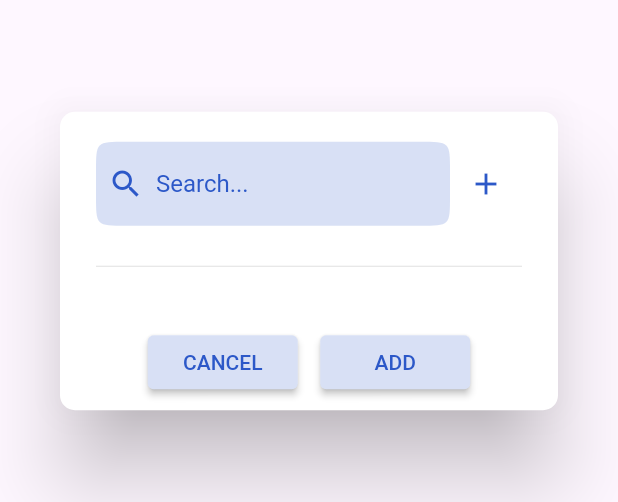
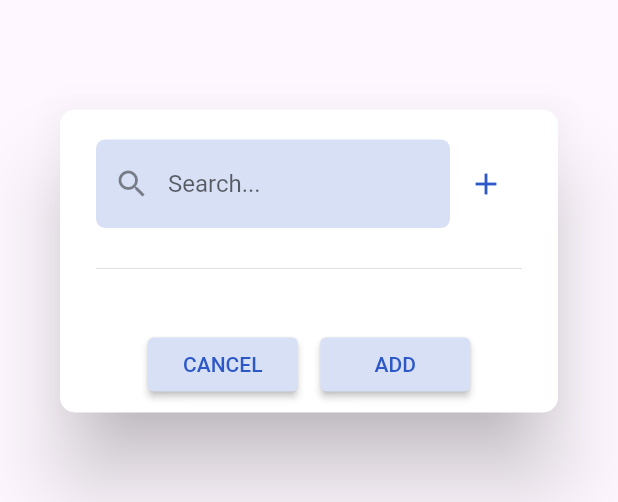
Before and after one commit to siribsandnes/IDATA2503_finalProject, a Flutter app: the AddExerciseDialog widget shown alone on an empty page, opened directly, on a phone screen of 412 x 824 dp. Shown: the part 357-859 px from the top of the screen. Run offline on Flutter 3.47's test engine with Material 2 defaults, Android fonts, the phone set to English and light mode, and no system bars; our stand-ins replace cloud_firestore, curved_navigation_bar, firebase_auth, firebase_core, flutter_riverpod, google_fonts and 1 more; missing offline and left inert: dart:ffi; accounts and stored records are empty; network calls fail.

Commit message:
made searchbar functional

```diff
--- a/lib/widgets/new_workout/add_exercise_dialog.dart
+++ b/lib/widgets/new_workout/add_exercise_dialog.dart
@@ -19,12 +19,39 @@ class AddExerciseDialog extends StatefulWidget {
 class _AddExerciseDialogState extends State<AddExerciseDialog> {
   List<Exercise> exercises = []; // NEEDS TO GET EXERCISES FROM DATABASE
   List<Exercise> addedExercises = [];
+  List<Exercise> _originalExercises = [];
+
+  late TextEditingController _searchController;
 
   @override
   void initState() {
     // TODO: implement initState
     super.initState();
     _loadExercises();
+    _searchController = TextEditingController();
+  }
+
+  @override
+  void dispose() {
+    _searchController.dispose();
+    super.dispose();
+  }
+
+  void _filterExercises(String searchText) {
+    setState(() {
+      if (searchText.isEmpty) {
+        // If the search text is empty, reset to the original exercises list
+        exercises = List.from(_originalExercises);
+      } else {
+        // Filter the original exercises list based on the search text
+        exercises = _originalExercises.where((exercise) {
+          return exercise
+              .getName()
+              .toLowerCase()
+              .contains(searchText.toLowerCase());
+        }).toList();
+      }
+    });
   }
 
   Future _loadExercises() async {
@@ -59,15 +86,14 @@ class _AddExerciseDialogState extends State<AddExerciseDialog> {
         case 'Chest':
           bodyPart = BodyPart.Chest;
           break;
-        // Add other cases for additional body parts
         default:
-          // Handle a default case if needed
-          bodyPart = BodyPart.Arms; // For example, setting a default value
+          bodyPart = BodyPart.Arms;
       }
       Exercise exercise = Exercise(
           name: loadedExercise.value["name"], bodyPart: bodyPart, sets: []);
       setState(() {
         exercises.add(exercise);
+        _originalExercises = List.from(exercises);
       });
     }
   }
@@ -179,25 +205,23 @@ class _AddExerciseDialogState extends State<AddExerciseDialog> {
                     Row(
                       children: <Widget>[
                         Expanded(
-                          child: SearchBar(
-                            textStyle: const MaterialStatePropertyAll(
-                              TextStyle(
-                                  color: Color.fromARGB(255, 44, 88, 200)),
+                          child: TextFormField(
+                            controller: _searchController,
+                            onChanged: (value) {
+                              _filterExercises(value);
+                            },
+                            decoration: InputDecoration(
+                              hintText: "Search...",
+                              prefixIcon: Icon(Icons.search),
+                              border: OutlineInputBorder(
+                                borderSide: BorderSide
+                                    .none, // Remove the color of the border
+                                borderRadius: BorderRadius.circular(
+                                    6), // Optional border radius
+                              ),
+                              filled: true,
+                              fillColor: Color.fromARGB(255, 216, 224, 245),
                             ),
-                            leading: const Icon(
-                              Icons.search,
-                              color: Color.fromARGB(255, 44, 88, 200),
-                            ),
-                            hintText: "Search...",
-                            elevation: MaterialStatePropertyAll(0),
-                            shape: MaterialStateProperty.all(
-                              const ContinuousRectangleBorder(
-                                borderRadius:
-                                    BorderRadius.all(Radius.circular(20)),
-                              ),
-                            ),
-                            backgroundColor: MaterialStateProperty.all(
-                                const Color.fromARGB(255, 216, 224, 245)),
                           ),
                         ),
                         IconButton(
@@ -212,7 +236,7 @@ class _AddExerciseDialogState extends State<AddExerciseDialog> {
                     ),
                     Text(
                       warning,
-                      style: TextStyle(color: Colors.red),
+                      style: const TextStyle(color: Colors.red),
                     ),
                     const Divider(),
                     ConstrainedBox(
@@ -243,8 +267,9 @@ class _AddExerciseDialogState extends State<AddExerciseDialog> {
                                     child: Container(
                                       decoration: BoxDecoration(
                                         color: selected[index]
-                                            ? Color.fromARGB(255, 163, 240, 166)
-                                            : Color.fromARGB(
+                                            ? const Color.fromARGB(
+                                                255, 163, 240, 166)
+                                            : const Color.fromARGB(
                                                 255, 216, 224, 245),
                                         borderRadius: const BorderRadius.all(
                                           Radius.circular(5),
@@ -271,7 +296,7 @@ class _AddExerciseDialogState extends State<AddExerciseDialog> {
                                     children: [
                                       Text(
                                         exercises[index].getName(),
-                                        style: TextStyle(fontSize: 16),
+                                        style: const TextStyle(fontSize: 16),
                                       ),
                                       Text(
                                         exercises[index].bodyPart.name,
```
